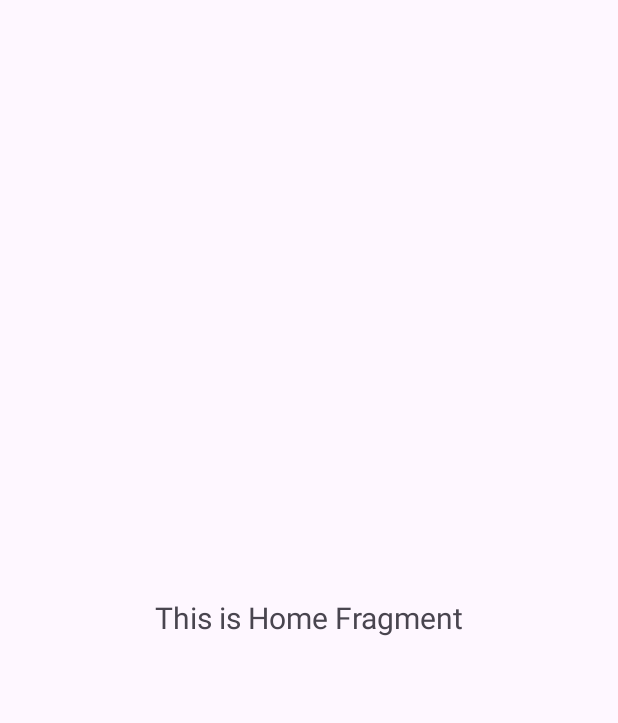
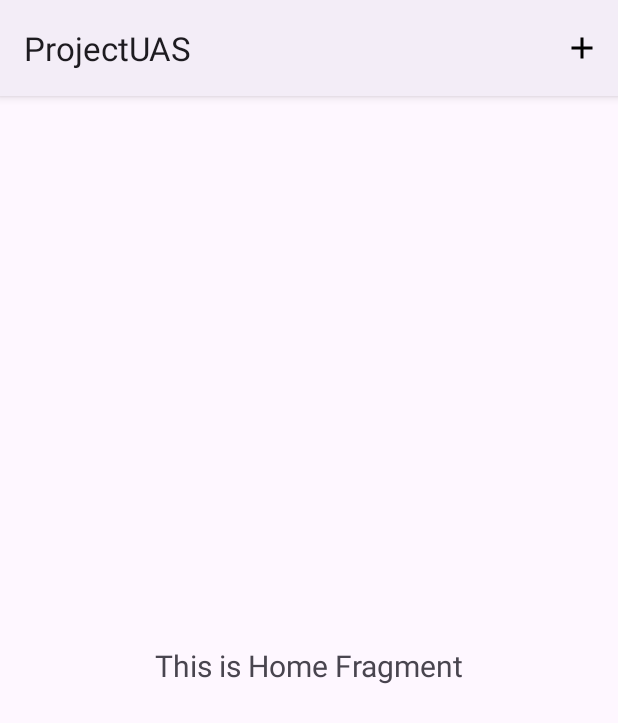
Before and after one commit to Erfin-FlyingCow/MobileProgramingUas, an Android app: the screen it shows after launch (MainActivity), on a phone screen of 412 x 824 dp. Shown: the top 723 px of the screen. Run offline under Robolectric (Android 15) with nearby library versions, the phone set to English and light mode, and no system bars.

Commit message:
Action Bar work

```diff
--- a/app/src/main/java/com/example/projectuas/MainActivity.kt
+++ b/app/src/main/java/com/example/projectuas/MainActivity.kt
@@ -1,6 +1,8 @@
 package com.example.projectuas
 
 import android.os.Bundle
+import android.view.Menu
+import android.view.MenuItem
 import androidx.activity.enableEdgeToEdge
 import androidx.appcompat.app.AppCompatActivity
 import androidx.core.view.ViewCompat
@@ -20,6 +22,15 @@ class MainActivity : AppCompatActivity() {
         replaceFragmaent(HomeFragment())
     }
 
+    override fun onCreateOptionsMenu(menu: Menu?): Boolean {
+        menuInflater.inflate(R.menu.action_menu, menu)
+        return super.onCreateOptionsMenu(menu)
+    }
+
+    override fun onOptionsItemSelected(item: MenuItem): Boolean {
+        return super.onOptionsItemSelected(item)
+    }
+
     private  fun replaceFragmaent(homeFragment: Fragment) {
         val fragmentManager = supportFragmentManager
         val fragmentTransaction = fragmentManager.beginTransaction()
--- /dev/null
+++ b/app/src/main/res/drawable/add.xml
@@ -0,0 +1,5 @@
+<vector xmlns:android="http://schemas.android.com/apk/res/android" android:height="24dp" android:tint="#000000" android:viewportHeight="24" android:viewportWidth="24" android:width="24dp">
+
+    <path android:fillColor="@android:color/white" android:pathData="M19,13h-6v6h-2v-6H5v-2h6V5h2v6h6v2z"/>
+
+</vector>
--- /dev/null
+++ b/app/src/main/res/menu/action_menu.xml
@@ -0,0 +1,11 @@
+<?xml version="1.0" encoding="utf-8"?>
+<menu xmlns:android="http://schemas.android.com/apk/res/android"
+    xmlns:app="http://schemas.android.com/apk/res-auto">
+
+    <item
+        android:id="@+id/tambahTempatFavorite"
+        android:icon="@drawable/add"
+        android:title="Tambah Tempat Favorite"
+        app:showAsAction="always"/>
+
+</menu>
--- a/app/src/main/res/values/themes.xml
+++ b/app/src/main/res/values/themes.xml
@@ -1,7 +1,7 @@
 <resources xmlns:tools="http://schemas.android.com/tools">
     <!-- Base application theme. -->
-    <style name="Base.Theme.ProjectUAS" parent="Theme.Material3.DayNight.NoActionBar">
-        <!-- Customize your light theme here. -->
+    <style name="Base.Theme.ProjectUAS" parent="Theme.Material3.DayNight">
+
         <!-- <item name="colorPrimary">@color/my_light_primary</item> -->
     </style>
 
```
